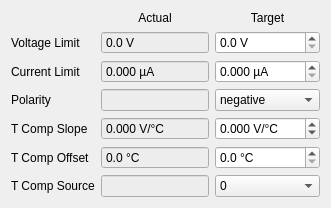
Qt form src/client/mesycontrol/ui/mhv4_channel_settings.ui (flueke/mesycontrol) before a commit.
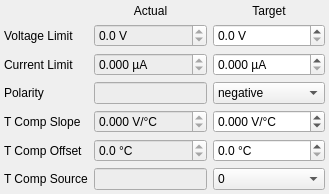
The same form after that commit.

Patch:
```diff
--- a/src/client/mesycontrol/ui/mhv4_channel_settings.ui
+++ b/src/client/mesycontrol/ui/mhv4_channel_settings.ui
@@ -6,14 +6,17 @@
    <rect>
     <x>0</x>
     <y>0</y>
-    <width>331</width>
-    <height>187</height>
+    <width>329</width>
+    <height>178</height>
    </rect>
   </property>
   <property name="windowTitle">
    <string>Form</string>
   </property>
   <layout class="QGridLayout" name="gridLayout">
+   <property name="margin">
+    <number>4</number>
+   </property>
    <item row="0" column="1">
     <widget class="QLabel" name="label_actual">
      <property name="text">
@@ -43,12 +46,6 @@
    </item>
    <item row="1" column="1">
     <widget class="QDoubleSpinBox" name="spin_actual_voltage_limit">
-     <property name="sizePolicy">
-      <sizepolicy hsizetype="MinimumExpanding" vsizetype="Fixed">
-       <horstretch>0</horstretch>
-       <verstretch>0</verstretch>
-      </sizepolicy>
-     </property>
      <property name="palette">
       <palette>
        <active>
@@ -90,7 +87,7 @@
       <bool>true</bool>
      </property>
      <property name="buttonSymbols">
-      <enum>QAbstractSpinBox::NoButtons</enum>
+      <enum>QAbstractSpinBox::UpDownArrows</enum>
      </property>
      <property name="suffix">
       <string> V</string>
@@ -99,7 +96,7 @@
       <number>1</number>
      </property>
      <property name="maximum">
-      <double>10000.000000000000000</double>
+      <double>9000.000000000000000</double>
      </property>
      <property name="singleStep">
       <double>0.100000000000000</double>
@@ -121,7 +118,7 @@
       <number>1</number>
      </property>
      <property name="maximum">
-      <double>10000.000000000000000</double>
+      <double>9000.000000000000000</double>
      </property>
      <property name="singleStep">
       <double>0.100000000000000</double>
@@ -184,7 +181,7 @@
       <bool>true</bool>
      </property>
      <property name="buttonSymbols">
-      <enum>QAbstractSpinBox::NoButtons</enum>
+      <enum>QAbstractSpinBox::UpDownArrows</enum>
      </property>
      <property name="suffix">
       <string> µA</string>
@@ -193,7 +190,7 @@
       <number>3</number>
      </property>
      <property name="maximum">
-      <double>10000.000000000000000</double>
+      <double>99.000000000000000</double>
      </property>
      <property name="singleStep">
       <double>1.000000000000000</double>
@@ -215,7 +212,7 @@
       <number>3</number>
      </property>
      <property name="maximum">
-      <double>20.000000000000000</double>
+      <double>99.000000000000000</double>
      </property>
      <property name="singleStep">
       <double>0.001000000000000</double>
@@ -343,7 +340,7 @@
       <bool>true</bool>
      </property>
      <property name="buttonSymbols">
-      <enum>QAbstractSpinBox::NoButtons</enum>
+      <enum>QAbstractSpinBox::UpDownArrows</enum>
      </property>
      <property name="suffix">
       <string> V/°C</string>
@@ -352,10 +349,10 @@
       <number>3</number>
      </property>
      <property name="minimum">
-      <double>-100.000000000000000</double>
+      <double>-10.000000000000000</double>
      </property>
      <property name="maximum">
-      <double>100.000000000000000</double>
+      <double>10.000000000000000</double>
      </property>
      <property name="singleStep">
       <double>0.001000000000000</double>
@@ -443,7 +440,7 @@
       <bool>true</bool>
      </property>
      <property name="buttonSymbols">
-      <enum>QAbstractSpinBox::NoButtons</enum>
+      <enum>QAbstractSpinBox::UpDownArrows</enum>
      </property>
      <property name="suffix">
       <string> °C</string>
@@ -455,7 +452,7 @@
       <double>0.000000000000000</double>
      </property>
      <property name="maximum">
-      <double>50.000000000000000</double>
+      <double>99.000000000000000</double>
      </property>
      <property name="singleStep">
       <double>0.100000000000000</double>
@@ -480,7 +477,7 @@
       <double>0.000000000000000</double>
      </property>
      <property name="maximum">
-      <double>500.000000000000000</double>
+      <double>99.000000000000000</double>
      </property>
      <property name="singleStep">
       <double>0.100000000000000</double>
@@ -540,6 +537,9 @@
    </item>
    <item row="6" column="2">
     <widget class="QComboBox" name="combo_target_tcomp_source">
+     <property name="sizeAdjustPolicy">
+      <enum>QComboBox::AdjustToMinimumContentsLength</enum>
+     </property>
      <item>
       <property name="text">
        <string>0</string>
```
